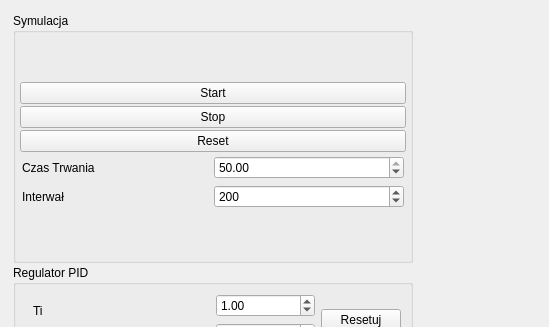
Qt form FRONTEND/symulatorUARpoprawka/mainwindow.ui (MichalWitczakmw/PK_Symulator_UAR_poprawka) before a commit; both pictures show x 0 to 549 and y 0 to 327 of the 1202 by 886 pixel window.
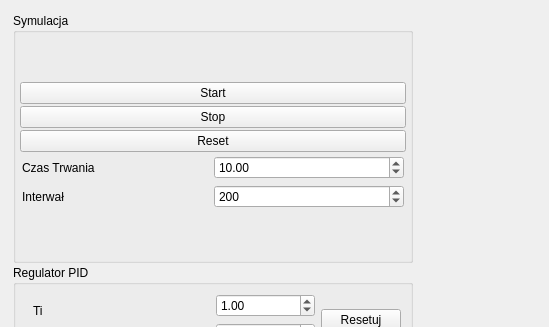
The same form after that commit. Custom widgets are drawn as their Qt base class.

```diff
--- a/FRONTEND/symulatorUARpoprawka/mainwindow.ui
+++ b/FRONTEND/symulatorUARpoprawka/mainwindow.ui
@@ -204,7 +204,7 @@
                   <double>50.000000000000000</double>
                  </property>
                  <property name="value">
-                  <double>50.000000000000000</double>
+                  <double>10.000000000000000</double>
                  </property>
                 </widget>
                </item>
```
